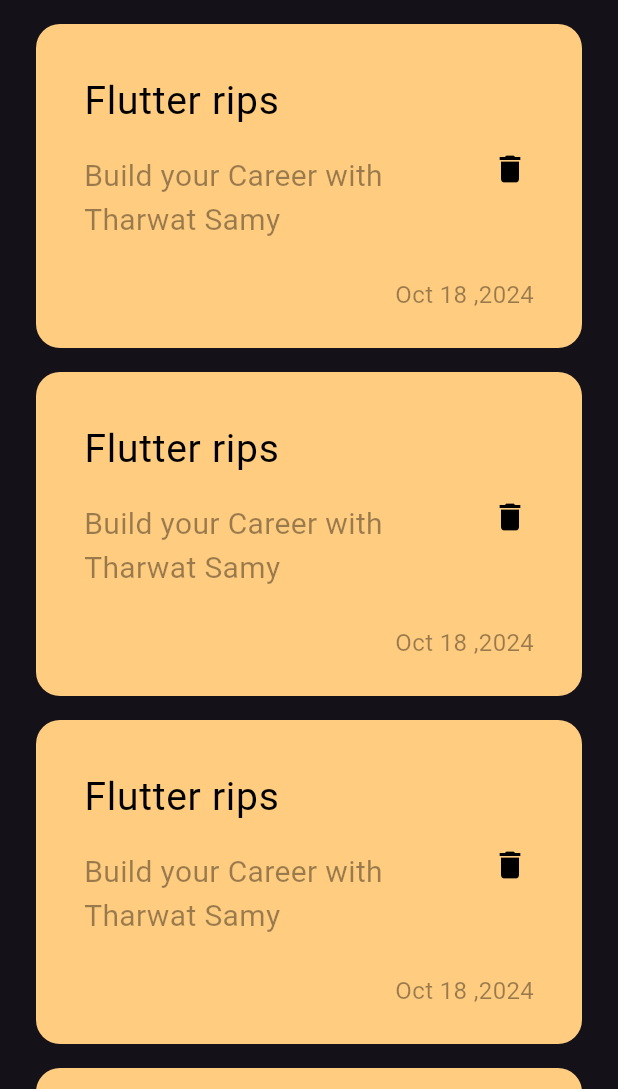
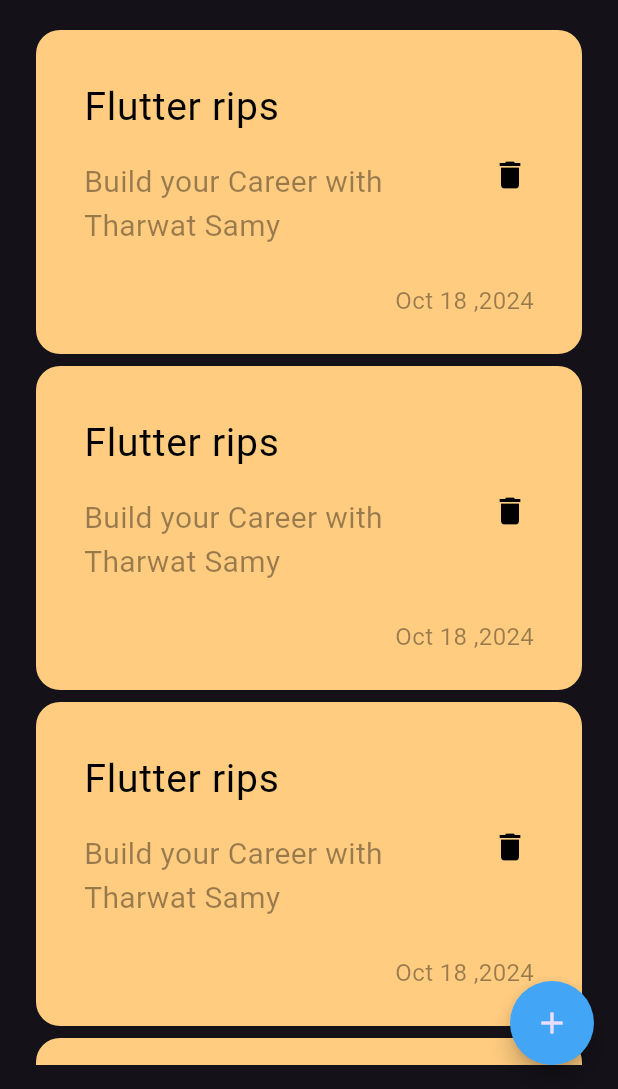
Before and after one commit to Adham-Amin/notes, a Flutter app: the screen it shows after launch, on a phone screen of 412 x 824 dp, the part 147-1236 px from its top. Run offline on Flutter 3.47's test engine with Material 3 defaults, Android fonts, the phone set to English and light mode, and no system bars.

Commit message:
Add FloatingAction Button

```diff
--- a/lib/views/home_view.dart
+++ b/lib/views/home_view.dart
@@ -6,8 +6,16 @@ class HomeView extends StatelessWidget {
 
   @override
   Widget build(BuildContext context) {
-    return const Scaffold(
-      body: NotesBody(),
+    return Scaffold(
+      body: const NotesBody(),
+      floatingActionButton: FloatingActionButton(
+        shape: RoundedRectangleBorder(
+          borderRadius: BorderRadius.circular(40)
+        ),
+        backgroundColor: Colors.blue[400],
+        onPressed: () {},
+        child: const Icon(Icons.add),
+      ),
     );
   }
 }
--- a/lib/widgets/custom_note_item.dart
+++ b/lib/widgets/custom_note_item.dart
@@ -6,7 +6,7 @@ class CustomNoteItem extends StatelessWidget {
   @override
   Widget build(BuildContext context) {
     return Container(
-      margin: const EdgeInsets.only(top: 16),
+      margin: const EdgeInsets.symmetric(vertical: 4),
       padding: const EdgeInsets.only(left: 16, top: 24, bottom: 24),
       decoration: BoxDecoration(
         color: const Color(0xffffcc80),
--- a/lib/widgets/notes_body.dart
+++ b/lib/widgets/notes_body.dart
@@ -9,7 +9,7 @@ class NotesBody extends StatelessWidget {
 
   @override
   Widget build(BuildContext context) {
-    return const Padding(
+    return  const Padding(
       padding: EdgeInsets.symmetric(horizontal: 24),
       child: Column(
         children: [
@@ -17,7 +17,7 @@ class NotesBody extends StatelessWidget {
             height: 50,
           ),
           CustomAppBar(),
-          Expanded(child: NotesListView())
+          Expanded(child: NotesListView()),
         ],
       ),
     );
--- a/lib/widgets/notes_list_view.dart
+++ b/lib/widgets/notes_list_view.dart
@@ -8,8 +8,12 @@ class NotesListView extends StatelessWidget {
 
   @override
   Widget build(BuildContext context) {
-    return ListView.builder(
-      itemBuilder: (context, index) => const CustomNoteItem(),
+    return Padding(
+      padding: const EdgeInsets.symmetric(vertical: 16),
+      child: ListView.builder(
+        padding: EdgeInsets.zero,
+        itemBuilder: (context, index) => const CustomNoteItem(),
+      ),
     );
   }
 }
```
